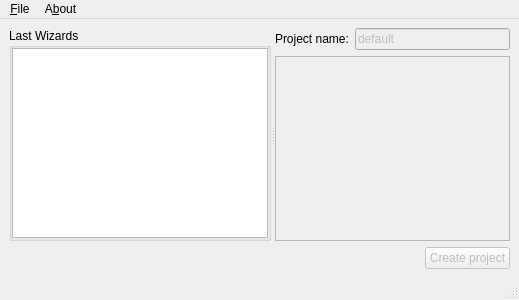
Before: the Qt Designer form GUI/src/gui.ui in sr-tream/ProjectWizard, drawn with Qt 5.
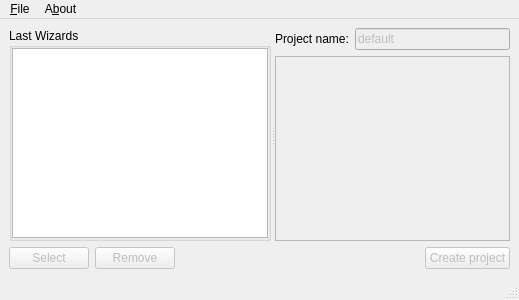
After: the same form once the commit is applied.

Diff of the .ui file:
```diff
--- a/GUI/src/gui.ui
+++ b/GUI/src/gui.ui
@@ -96,6 +96,26 @@
       </item>
       <item>
        <layout class="QHBoxLayout" name="horizontalLayout">
+        <item>
+         <widget class="QPushButton" name="selectWizard">
+          <property name="enabled">
+           <bool>false</bool>
+          </property>
+          <property name="text">
+           <string>Select</string>
+          </property>
+         </widget>
+        </item>
+        <item>
+         <widget class="QPushButton" name="removeWizard">
+          <property name="enabled">
+           <bool>false</bool>
+          </property>
+          <property name="text">
+           <string>Remove</string>
+          </property>
+         </widget>
+        </item>
         <item>
          <spacer name="horizontalSpacer">
           <property name="orientation">
```
Left out of the diff: 15 changed lines with no effect on the pictures.
